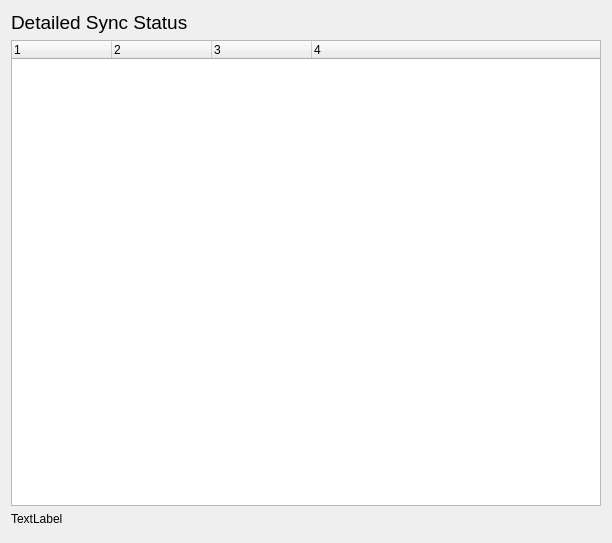
This is src/mirall/protocolwidget.ui in nextcloud/desktop as Qt 5 draws it before an edit. The edited form follows.
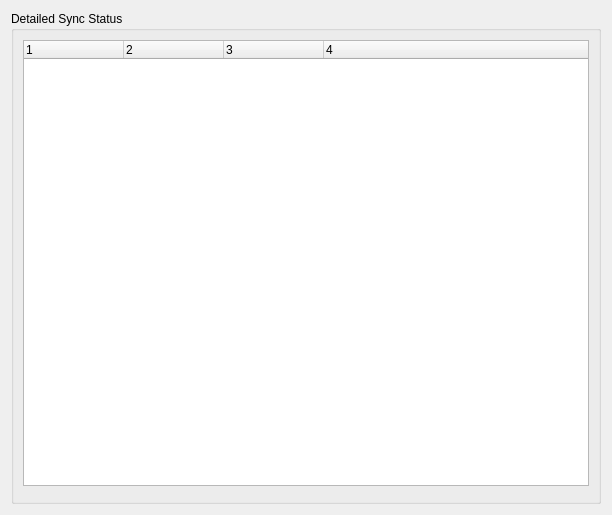
This is the edited form.

Commit message: Put detailed sync status widget into ButtonGroup for common style.

Patch:
```diff
--- a/src/mirall/protocolwidget.ui
+++ b/src/mirall/protocolwidget.ui
@@ -7,28 +7,20 @@
     <x>0</x>
     <y>0</y>
     <width>612</width>
-    <height>543</height>
+    <height>515</height>
    </rect>
   </property>
   <property name="windowTitle">
    <string>Form</string>
   </property>
-  <layout class="QGridLayout" name="gridLayout">
+  <layout class="QGridLayout" name="gridLayout_2">
    <item row="0" column="0">
-    <layout class="QVBoxLayout" name="verticalLayout">
-     <item>
-      <widget class="QLabel" name="label">
-       <property name="font">
-        <font>
-         <pointsize>14</pointsize>
-        </font>
-       </property>
-       <property name="text">
+    <widget class="QGroupBox" name="groupBox">
+     <property name="title">
         <string>Detailed Sync Status</string>
        </property>
-      </widget>
-     </item>
-     <item>
+     <layout class="QGridLayout" name="gridLayout">
+      <item row="0" column="0">
       <widget class="QTreeWidget" name="_treeWidget">
        <property name="alternatingRowColors">
         <bool>true</bool>
@@ -64,14 +56,7 @@
        </column>
       </widget>
      </item>
-     <item>
-      <widget class="QLabel" name="_errorLabel">
-       <property name="text">
-        <string>TextLabel</string>
-       </property>
-      </widget>
-     </item>
-     <item>
+      <item row="1" column="0">
       <widget class="QDialogButtonBox" name="_dialogButtonBox">
        <property name="standardButtons">
         <set>QDialogButtonBox::NoButton</set>
@@ -79,6 +64,7 @@
       </widget>
      </item>
     </layout>
+    </widget>
    </item>
   </layout>
  </widget>
```
Lines whose indentation alone changed are shown as unchanged. The commit also changes 1 other file.
